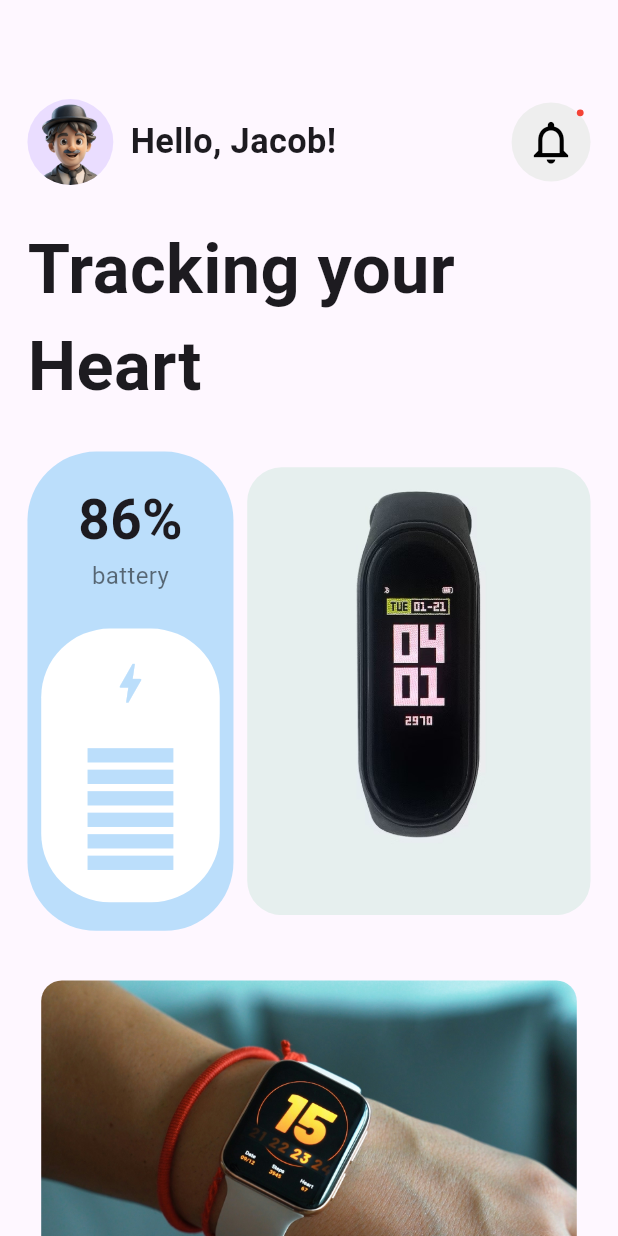
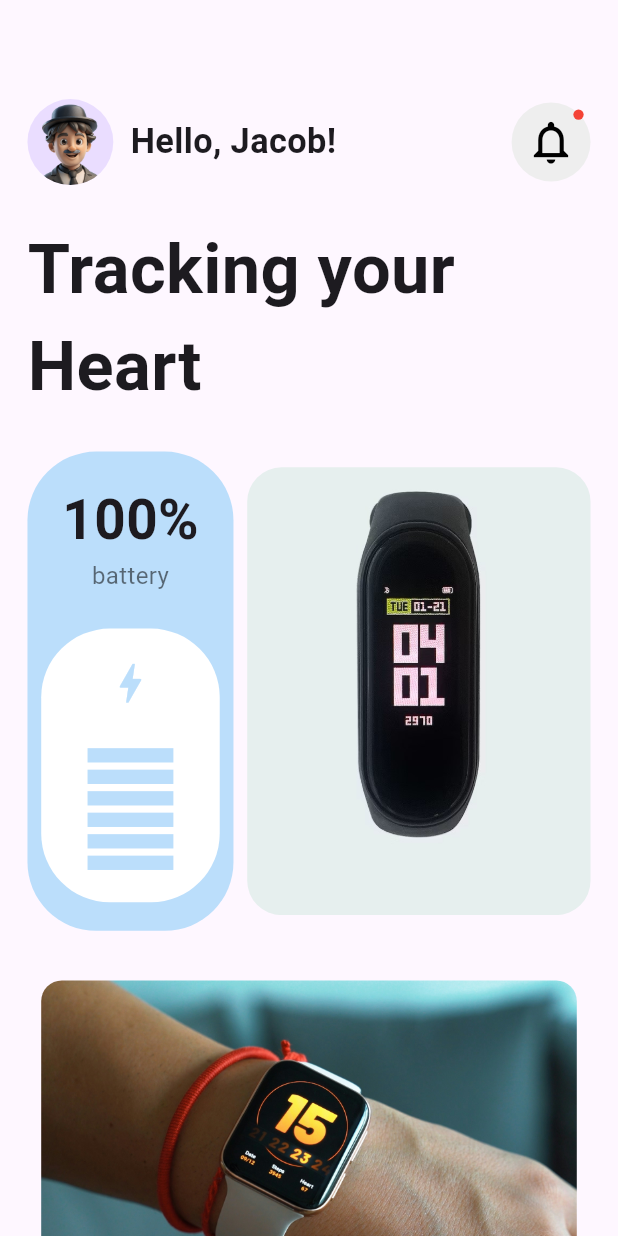
Before and after one commit to hamza091197/Health-Monitoring-App, a Flutter app: the screen it shows after launch, on a phone screen of 412 x 824 dp. Run offline on Flutter 3.47's test engine with Material 3 defaults, Android fonts, the phone set to English and light mode, and no system bars; our stand-ins replace battery_plus, flutter_screenutil, get.

Commit message:
add new features

```diff
--- a/lib/splash_screen.dart
+++ b/lib/splash_screen.dart
@@ -28,7 +28,7 @@ class _SplashScreenState extends State<SplashScreen> {
       backgroundColor: Colors.blue, // Customize background color
       body: Center(
         child: Image.asset(
-          'images/watch.jpg', // Replace with your image asset path
+          'images/fitness.jpg', // Replace with your image asset path
           fit: BoxFit.cover, // Make the image cover the entire screen
           width: double.infinity, // Ensure the image takes up the full width
           height: double.infinity, // Ensure the image takes up the full height
--- a/lib/ui/widgets/battery_widget.dart
+++ b/lib/ui/widgets/battery_widget.dart
@@ -1,16 +1,84 @@
+import 'dart:async';
+import 'package:battery_plus/battery_plus.dart';
 import 'package:flutter/material.dart';
 import 'package:flutter_screenutil/flutter_screenutil.dart';
 
-class BatteryWidget extends StatelessWidget {
+class BatteryWidget extends StatefulWidget {
+  @override
+  BatteryWidgetState createState() => BatteryWidgetState();
+}
+
+class BatteryWidgetState extends State<BatteryWidget> {
+  List<int> visibleItems = [];
+  List<int> staticVisibleItems = []; // New list for static lines
+  int index = 0;
+  Timer? timer; // Make timer nullable
+  late Battery _battery;
+  bool isCharging = false;
+  int batteryLevel = 0;
+
+  @override
+  void initState() {
+    super.initState();
+    _battery = Battery();
+    _checkBatteryStatus();
+
+    // Listen to battery state changes
+    _battery.onBatteryStateChanged.listen((BatteryState state) {
+      setState(() {
+        isCharging = state == BatteryState.charging || state == BatteryState.full;
+        if (!isCharging) {
+          // If not charging, reset visible items and show static lines
+          visibleItems.clear(); // Clear animated visible items
+          staticVisibleItems = List.generate(6, (index) => index); // Show all lines
+          index = 0; // Reset index
+          timer?.cancel(); // Stop the timer if it's running
+        } else {
+          // Start animation if charging
+          staticVisibleItems.clear(); // Clear static visible items
+          startStaggeredAnimation();
+        }
+      });
+    });
+  }
+
+  // Check the initial battery level
+  Future<void> _checkBatteryStatus() async {
+    batteryLevel = await _battery.batteryLevel;
+    setState(() {}); // Update UI with the battery level
+  }
+
+  // Start the staggered animation if charging
+  void startStaggeredAnimation() {
+    // Cancel any existing timer
+    timer?.cancel();
+    index = 0; // Reset index
+    visibleItems.clear(); // Clear visible items
+
+    timer = Timer.periodic(Duration(milliseconds: 400), (timer) {
+      setState(() {
+        if (index < 6) {
+          visibleItems.add(index++);
+        } else {
+          index = 0;
+          visibleItems.clear();
+        }
+      });
+    });
+  }
+
+  @override
+  void dispose() {
+    timer?.cancel(); // Cancel timer if it exists
+    super.dispose();
+  }
+
   @override
   Widget build(BuildContext context) {
     return SingleChildScrollView(
       child: Align(
         alignment: Alignment.centerLeft,
-        // Aligning the entire content to the left
         child: Row(
-          mainAxisAlignment: MainAxisAlignment.start,
-          // Align the first widget to the left
           children: [
             Container(
               width: 120.w,
@@ -20,9 +88,8 @@ class BatteryWidget extends StatelessWidget {
                 borderRadius: BorderRadius.circular(40.r),
               ),
               child: Column(
-                mainAxisAlignment: MainAxisAlignment.center,
                 children: [
-                  Text('86%',
+                  Text('$batteryLevel%',
                       style: TextStyle(
                           fontSize: 32.sp, fontWeight: FontWeight.bold)),
                   Text('battery',
@@ -32,22 +99,26 @@ class BatteryWidget extends StatelessWidget {
                     width: double.infinity,
                     padding: EdgeInsets.symmetric(vertical: 16.h),
                     decoration: BoxDecoration(
-                      color: Colors.white,
-                      borderRadius: BorderRadius.circular(40.r),
-                    ),
+                        color: Colors.white,
+                        borderRadius: BorderRadius.circular(40.r)),
                     child: Column(
                       children: [
                         Icon(Icons.bolt,
                             size: 30.sp, color: Colors.blue.shade100),
                         SizedBox(height: 20.h),
+                        // Show lines based on charging status
                         ...List.generate(
                           6,
-                          (index) => Padding(
+                              (lineIndex) => Padding(
                             padding: EdgeInsets.symmetric(vertical: 2.h),
-                            child: Container(
-                              width: 50.w,
-                              height: 8.h,
-                              color: Colors.blue.shade100,
+                            child: AnimatedOpacity(
+                              opacity: visibleItems.contains(lineIndex) || staticVisibleItems.contains(lineIndex) ? 1.0 : 0.0,
+                              duration: isCharging ? Duration(milliseconds: 300) : Duration.zero, // No animation when not charging
+                              child: Container(
+                                width: 50.w,
+                                height: 8.h,
+                                color: Colors.blue.shade100,
+                              ),
                             ),
                           ),
                         ),
@@ -57,15 +128,11 @@ class BatteryWidget extends StatelessWidget {
                 ],
               ),
             ),
-            Spacer(), // This widget will push the image to the right side
+            Spacer(),
             ClipRRect(
               borderRadius: BorderRadius.circular(20.r),
-              child: Image.asset(
-                'images/watch.jpg',
-                width: 200.w,
-                height: 250.h,
-                fit: BoxFit.cover,
-              ),
+              child: Image.asset('images/watch.jpg',
+                  width: 200.w, height: 250.h, fit: BoxFit.cover),
             ),
           ],
         ),
--- a/lib/ui/widgets/header_widget.dart
+++ b/lib/ui/widgets/header_widget.dart
@@ -34,7 +34,7 @@ class HeaderWidget extends StatelessWidget {
             Positioned(
               right: 4.r,
               top: 4.r,
-              child: CircleAvatar(radius: 2.r, backgroundColor: Colors.red),
+              child: CircleAvatar(radius: 3.r, backgroundColor: Colors.red),
             ),
           ],
         ),
```
Also changed, not shown: lib/ui/widgets/doctor_contact_widget.dart (+36 -5 lines), pubspec.lock.
